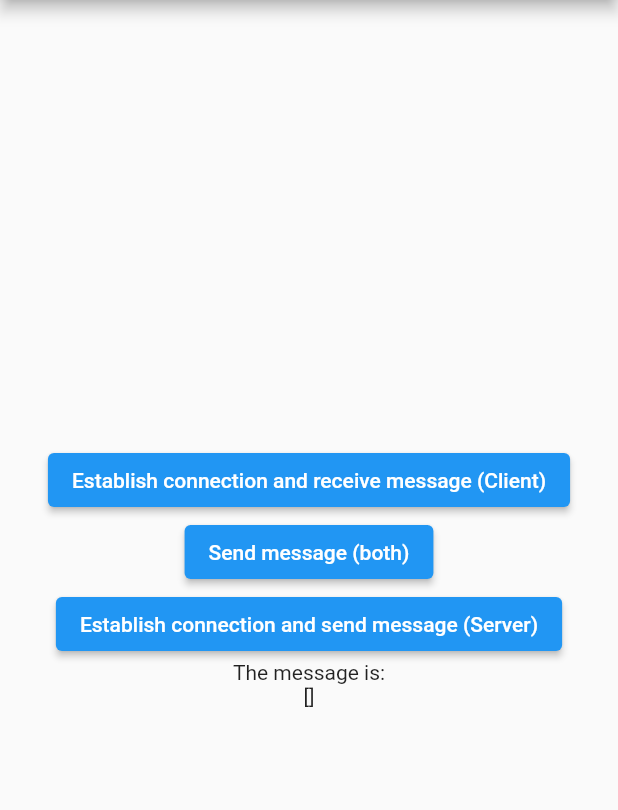
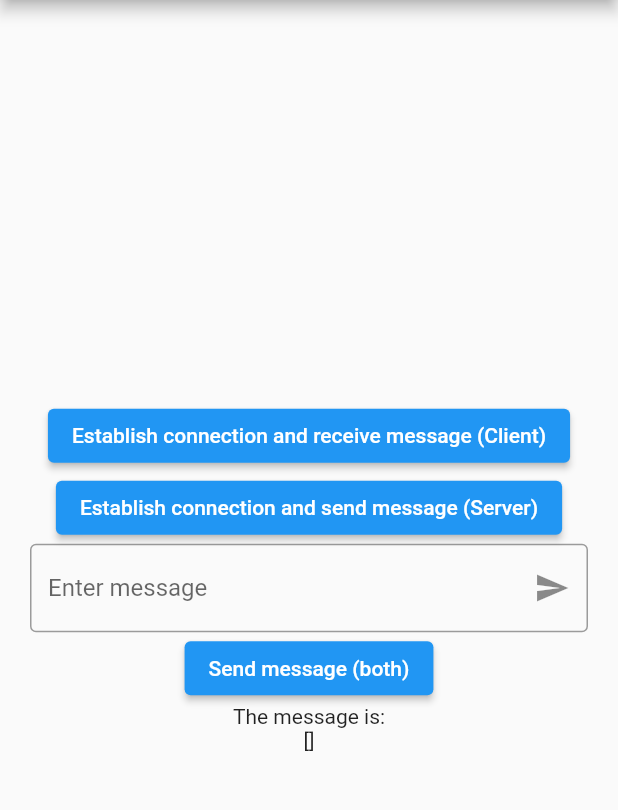
Before and after one commit to Voklen/Messaging, a Flutter app: the screen it shows after launch, after a tap on "Send message (both)", on a phone screen of 412 x 824 dp, the part 84-894 px from its top. Run offline on Flutter 3.47's test engine with Material 2 defaults, Android fonts, the phone set to English and light mode, and no system bars.

Commit message:
Actually send messages

```diff
--- a/lib/main.dart
+++ b/lib/main.dart
@@ -34,6 +34,8 @@ class _ChatState extends State<Chat> {
   final List<ActiveConnection> _connections = [];
   final List<String> _messages = [];
 
+  final _textController = TextEditingController();
+
   // SERVER SEND
   Future<String> _serverSend() async {
     ServerSocket.bind(InternetAddress.anyIPv6, 4567)
@@ -63,7 +65,8 @@ class _ChatState extends State<Chat> {
   }
 
   void _sendMessage() {
-    _connections[0].sendMessage("heloooo");
+    String message = _textController.text;
+    _connections[0].sendMessage(message);
   }
 
   void removeConnection(ActiveConnection con) {
@@ -76,7 +79,8 @@ class _ChatState extends State<Chat> {
       appBar: AppBar(
         title: Text(widget.title),
       ),
-      body: Center(
+      body: Padding(
+        padding: const EdgeInsets.all(20.0),
         child: Column(
           mainAxisAlignment: MainAxisAlignment.center,
           children: <Widget>[
@@ -85,12 +89,23 @@ class _ChatState extends State<Chat> {
                 child: const Text(
                     'Establish connection and receive message (Client)')),
             ElevatedButton(
-                onPressed: _sendMessage,
-                child: const Text('Send message (both)')),
-            ElevatedButton(
                 onPressed: _serverSend,
                 child: const Text(
                     'Establish connection and send message (Server)')),
+            TextField(
+              controller: _textController,
+              decoration: InputDecoration(
+                  hintText: 'Enter message',
+                  border: const OutlineInputBorder(),
+                  suffixIcon: IconButton(
+                      onPressed: () {
+                        _sendMessage();
+                      },
+                      icon: const Icon(Icons.send))),
+            ),
+            ElevatedButton(
+                onPressed: _sendMessage,
+                child: const Text('Send message (both)')),
             const Text('The message is:'),
             Text(_messages.toString())
           ],
```
